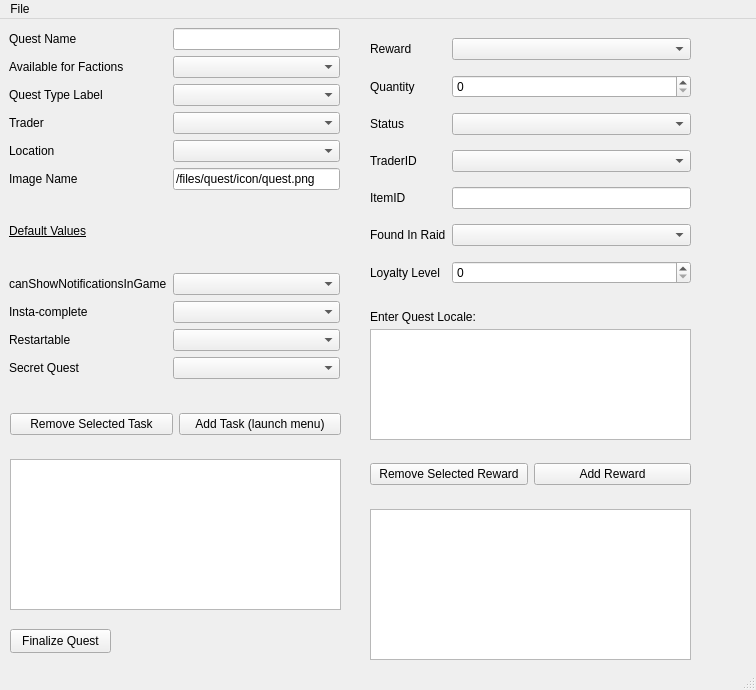
Old version of the form src/gui_Quests.ui in the repository ThePi1/SPT-Trader-Builder.
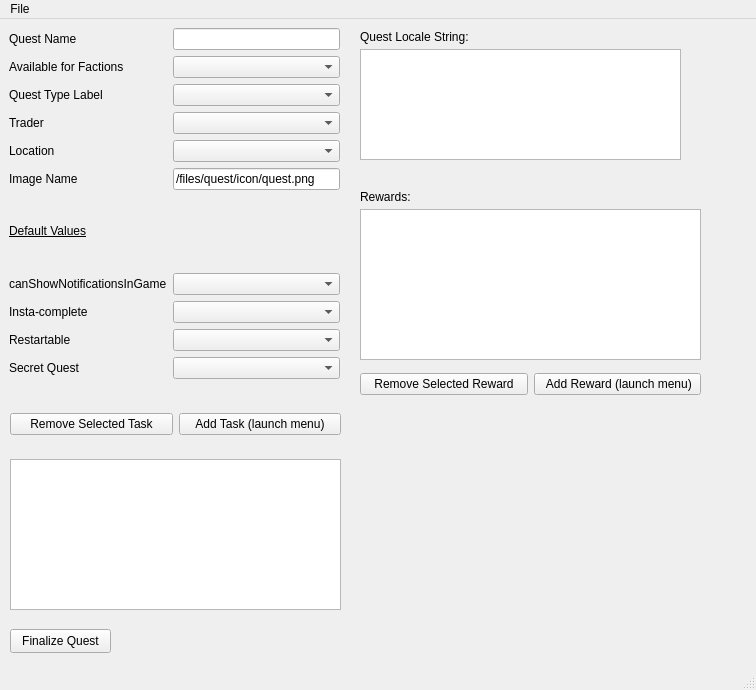
New version of the form.

Commit message: Starting to wire up rewards

```diff
--- a/src/gui_Quests.ui
+++ b/src/gui_Quests.ui
@@ -140,88 +140,6 @@
      </item>
     </layout>
    </widget>
-   <widget class="QWidget" name="gridLayoutWidget_2">
-    <property name="geometry">
-     <rect>
-      <x>370</x>
-      <y>10</y>
-      <width>321</width>
-      <height>271</height>
-     </rect>
-    </property>
-    <layout class="QGridLayout" name="grd_fields_2">
-     <item row="2" column="0">
-      <widget class="QLabel" name="lb_status">
-       <property name="text">
-        <string>Status</string>
-       </property>
-      </widget>
-     </item>
-     <item row="5" column="0">
-      <widget class="QLabel" name="lb_fir">
-       <property name="text">
-        <string>Found In Raid</string>
-       </property>
-      </widget>
-     </item>
-     <item row="4" column="0">
-      <widget class="QLabel" name="lb_itemid">
-       <property name="text">
-        <string>ItemID</string>
-       </property>
-      </widget>
-     </item>
-     <item row="1" column="0">
-      <widget class="QLabel" name="lb_quantity">
-       <property name="text">
-        <string>Quantity</string>
-       </property>
-      </widget>
-     </item>
-     <item row="3" column="0">
-      <widget class="QLabel" name="lb_traderid">
-       <property name="text">
-        <string>TraderID</string>
-       </property>
-      </widget>
-     </item>
-     <item row="0" column="0">
-      <widget class="QLabel" name="lb_reward">
-       <property name="text">
-        <string>Reward</string>
-       </property>
-      </widget>
-     </item>
-     <item row="6" column="0">
-      <widget class="QLabel" name="lb_loyalty">
-       <property name="text">
-        <string>Loyalty Level</string>
-       </property>
-      </widget>
-     </item>
-     <item row="0" column="1">
-      <widget class="QComboBox" name="box_reward"/>
-     </item>
-     <item row="2" column="1">
-      <widget class="QComboBox" name="box_status"/>
-     </item>
-     <item row="3" column="1">
-      <widget class="QComboBox" name="box_traderid"/>
-     </item>
-     <item row="5" column="1">
-      <widget class="QComboBox" name="box_fir"/>
-     </item>
-     <item row="1" column="1">
-      <widget class="QSpinBox" name="sb_quantity"/>
-     </item>
-     <item row="4" column="1">
-      <widget class="QLineEdit" name="le_itemid"/>
-     </item>
-     <item row="6" column="1">
-      <widget class="QSpinBox" name="sb_loyalty_level"/>
-     </item>
-    </layout>
-   </widget>
    <widget class="QWidget" name="gridLayoutWidget_3">
     <property name="geometry">
      <rect>
@@ -261,9 +179,9 @@
    <widget class="QListWidget" name="list_rewards">
     <property name="geometry">
      <rect>
-      <x>370</x>
-      <y>490</y>
-      <width>321</width>
+      <x>360</x>
+      <y>190</y>
+      <width>341</width>
       <height>151</height>
      </rect>
     </property>
@@ -271,9 +189,9 @@
    <widget class="QWidget" name="gridLayoutWidget_4">
     <property name="geometry">
      <rect>
-      <x>370</x>
-      <y>430</y>
-      <width>321</width>
+      <x>360</x>
+      <y>340</y>
+      <width>341</width>
       <height>51</height>
      </rect>
     </property>
@@ -288,7 +206,7 @@
      <item row="0" column="3">
       <widget class="QPushButton" name="pb_add_reward">
        <property name="text">
-        <string>Add Reward</string>
+        <string> Add Reward (launch menu)</string>
        </property>
       </widget>
      </item>
@@ -310,8 +228,8 @@
    <widget class="QPlainTextEdit" name="qb_locale_box">
     <property name="geometry">
      <rect>
-      <x>370</x>
-      <y>310</y>
+      <x>360</x>
+      <y>30</y>
       <width>321</width>
       <height>111</height>
      </rect>
@@ -320,14 +238,27 @@
    <widget class="QLabel" name="label">
     <property name="geometry">
      <rect>
-      <x>370</x>
-      <y>290</y>
+      <x>360</x>
+      <y>10</y>
       <width>111</width>
       <height>16</height>
      </rect>
     </property>
     <property name="text">
-     <string>Enter Quest Locale:</string>
+     <string>Quest Locale String:</string>
+    </property>
+   </widget>
+   <widget class="QLabel" name="label_2">
+    <property name="geometry">
+     <rect>
+      <x>360</x>
+      <y>170</y>
+      <width>61</width>
+      <height>16</height>
+     </rect>
+    </property>
+    <property name="text">
+     <string>Rewards:</string>
     </property>
    </widget>
   </widget>
```
The commit also changes 7 other files.
